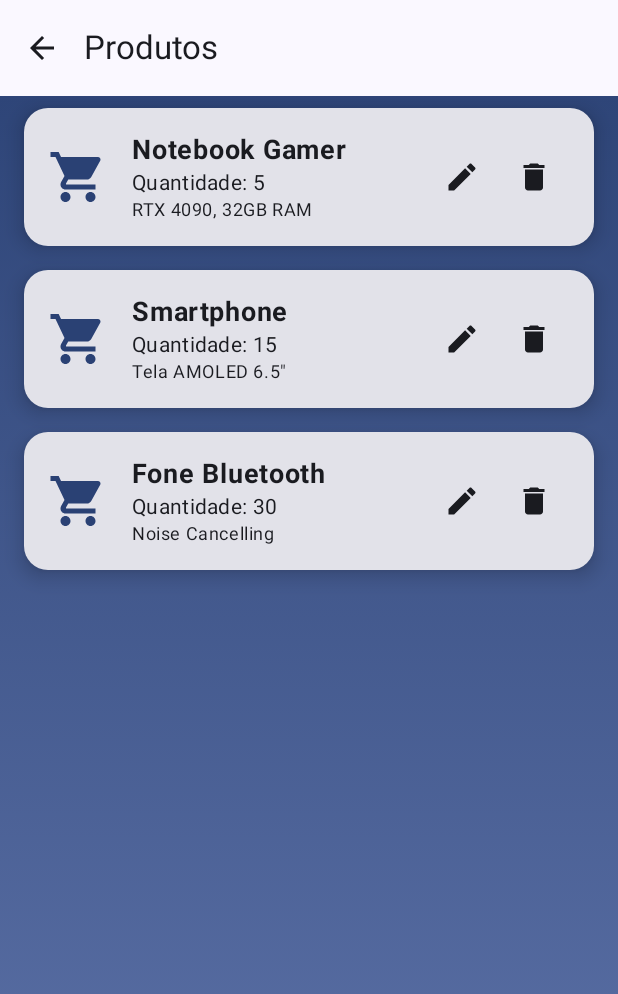
After one commit to nickolss-school/simple-app, an Android app built with Jetpack Compose: the ListarProdutosScreen screen opened through its navigation route, on a phone screen of 412 x 824 dp. The commit adds this screen. Shown: the top 994 px of the screen. Run offline under Robolectric (Android 15) with nearby library versions, the phone set to English and light mode, and no system bars.

Commit message:
feat: added list products screen

```diff
--- /dev/null
+++ b/app/src/main/java/com/nickolss/aula_tapweb/ListarProdutosScreen.kt
@@ -0,0 +1,172 @@
+package com.nickolss.aula_tapweb
+
+import androidx.compose.foundation.background
+import androidx.compose.foundation.layout.*
+import androidx.compose.foundation.lazy.LazyColumn
+import androidx.compose.foundation.lazy.items
+import androidx.compose.foundation.shape.RoundedCornerShape
+import androidx.compose.foundation.text.KeyboardOptions
+import androidx.compose.material.icons.Icons
+import androidx.compose.material.icons.filled.ArrowBack
+import androidx.compose.material.icons.filled.Delete
+import androidx.compose.material.icons.filled.Edit
+import androidx.compose.material.icons.filled.ShoppingCart
+import androidx.compose.material3.*
+import androidx.compose.runtime.*
+import androidx.compose.ui.Alignment
+import androidx.compose.ui.Modifier
+import androidx.compose.ui.graphics.Brush
+import androidx.compose.ui.text.font.FontWeight
+import androidx.compose.ui.text.input.KeyboardType
+import androidx.compose.ui.unit.dp
+import androidx.compose.ui.unit.sp
+
+@ExperimentalMaterial3Api
+@OptIn(ExperimentalMaterial3Api::class)
+@Composable
+fun ListarProdutosScreen(onBack: () -> Unit) {
+    val produtos = remember {
+        mutableStateListOf(
+            Produto("Notebook Gamer", 5, "RTX 4090, 32GB RAM"),
+            Produto("Smartphone", 15, "Tela AMOLED 6.5\""),
+            Produto("Fone Bluetooth", 30, "Noise Cancelling")
+        )
+    }
+
+    var produtoEmEdicao by remember { mutableStateOf<Produto?>(null) }
+    var nome by remember { mutableStateOf("") }
+    var quantidade by remember { mutableStateOf("") }
+    var descricao by remember { mutableStateOf("") }
+
+    val gradient = Brush.verticalGradient(
+        colors = listOf(
+            MaterialTheme.colorScheme.primary,
+            MaterialTheme.colorScheme.primaryContainer
+        )
+    )
+
+    Scaffold(
+        topBar = {
+            TopAppBar(
+                title = { Text("Produtos") },
+                navigationIcon = {
+                    IconButton(onClick = onBack) {
+                        Icon(Icons.Filled.ArrowBack, contentDescription = "Voltar")
+                    }
+                }
+            )
+        },
+        modifier = Modifier.background(brush = gradient)
+    ) { innerPadding ->
+        LazyColumn(
+            contentPadding = innerPadding,
+            modifier = Modifier
+                .fillMaxSize()
+                .background(brush = gradient)
+        ) {
+            items(produtos, key = { it.nome }) { produto ->
+                Card(
+                    shape = RoundedCornerShape(16.dp),
+                    elevation = CardDefaults.cardElevation(8.dp),
+                    modifier = Modifier
+                        .fillMaxWidth()
+                        .padding(horizontal = 16.dp, vertical = 8.dp)
+                ) {
+                    Row(
+                        verticalAlignment = Alignment.CenterVertically,
+                        modifier = Modifier.padding(16.dp)
+                    ) {
+                        Icon(
+                            imageVector = Icons.Filled.ShoppingCart,
+                            contentDescription = null,
+                            tint = MaterialTheme.colorScheme.primary,
+                            modifier = Modifier.size(40.dp)
+                        )
+                        Spacer(modifier = Modifier.width(16.dp))
+                        Column(Modifier.weight(1f)) {
+                            Text(
+                                text = produto.nome,
+                                fontSize = 18.sp,
+                                fontWeight = FontWeight.Bold
+                            )
+                            Text(
+                                text = "Quantidade: ${produto.quantidade}",
+                                style = MaterialTheme.typography.bodyMedium
+                            )
+                            if (produto.descricao.isNotBlank()) {
+                                Text(
+                                    text = produto.descricao,
+                                    style = MaterialTheme.typography.bodySmall
+                                )
+                            }
+                        }
+                        IconButton(onClick = {
+                            produtoEmEdicao = produto
+                            nome = produto.nome
+                            quantidade = produto.quantidade.toString()
+                            descricao = produto.descricao
+                        }) {
+                            Icon(Icons.Filled.Edit, contentDescription = "Editar")
+                        }
+                        IconButton(onClick = { produtos.remove(produto) }) {
+                            Icon(Icons.Filled.Delete, contentDescription = "Excluir")
+                        }
+                    }
+                }
+            }
+        }
+    }
+
+    if (produtoEmEdicao != null) {
+        AlertDialog(
+            onDismissRequest = { produtoEmEdicao = null },
+            title = { Text("Editar Produto") },
+            text = {
+                Column {
+                    OutlinedTextField(
+                        value = nome,
+                        onValueChange = { nome = it },
+                        label = { Text("Produto") }
+                    )
+                    Spacer(modifier = Modifier.height(8.dp))
+                    OutlinedTextField(
+                        value = quantidade,
+                        onValueChange = { quantidade = it },
+                        label = { Text("Quantidade") },
+                        keyboardOptions = KeyboardOptions(keyboardType = KeyboardType.Number)
+                    )
+                    Spacer(modifier = Modifier.height(8.dp))
+                    OutlinedTextField(
+                        value = descricao,
+                        onValueChange = { descricao = it },
+                        label = { Text("Descrição") }
+                    )
+                }
+            },
+            confirmButton = {
+                TextButton(onClick = {
+                    val index = produtos.indexOf(produtoEmEdicao)
+                    if (index >= 0) {
+                        produtos[index] = Produto(
+                            nome,
+                            quantidade.toIntOrNull() ?: 0,
+                            descricao
+                        )
+                    }
+                    produtoEmEdicao = null
+                }) {
+                    Text("Salvar")
+                }
+            },
+            dismissButton = {
+                TextButton(onClick = { produtoEmEdicao = null }) { Text("Cancelar") }
+            }
+        )
+    }
+}
+
+data class Produto(
+    val nome: String,
+    val quantidade: Int,
+    val descricao: String
+)
--- a/app/src/main/java/com/nickolss/aula_tapweb/MainActivity.kt
+++ b/app/src/main/java/com/nickolss/aula_tapweb/MainActivity.kt
@@ -7,6 +7,7 @@ import androidx.activity.compose.setContent
 import androidx.activity.enableEdgeToEdge
 import androidx.compose.foundation.layout.fillMaxSize
 import androidx.compose.foundation.layout.padding
+import androidx.compose.material3.ExperimentalMaterial3Api
 import androidx.compose.material3.Scaffold
 import androidx.compose.material3.Text
 import androidx.compose.runtime.Composable
@@ -20,6 +21,7 @@ import androidx.navigation.navArgument
 import com.nickolss.aula_tapweb.ui.theme.AulatapwebTheme
 
 class MainActivity : ComponentActivity() {
+    @OptIn(ExperimentalMaterial3Api::class)
     @SuppressLint("UnusedMaterial3ScaffoldPaddingParameter")
     override fun onCreate(savedInstanceState: Bundle?) {
         super.onCreate(savedInstanceState)
@@ -68,7 +70,9 @@ class MainActivity : ComponentActivity() {
                                 }
                             )
                         }
-
+                        composable("listarProdutos") {
+                            ListarProdutosScreen(onBack = { navController.popBackStack() })
+                        }
                     }
                 }
             }
```
